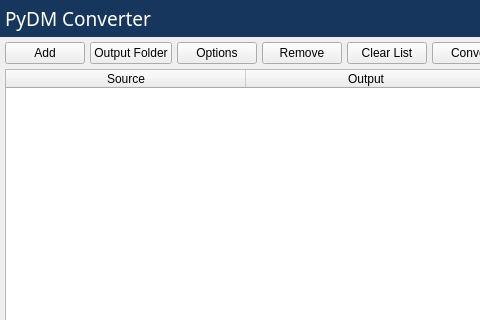
Before: the Qt Designer form app/src/view/main_window.ui in slaclab/pydm-converter-tool, drawn with Qt 5; both pictures show x 0 to 480 and y 0 to 320 of the 750 by 600 pixel window.
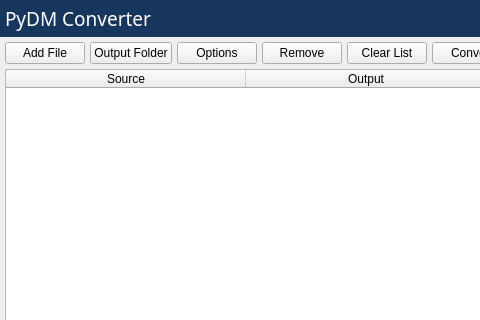
After: the same form once the commit is applied. Icons and pictures are not drawn.

Commit message: ENH: Add filtering on file type, hook Zach's converter into convert button

The edit to the form file:
```diff
--- a/app/src/view/main_window.ui
+++ b/app/src/view/main_window.ui
@@ -89,7 +89,7 @@
        <item>
         <widget class="QPushButton" name="add_item_button">
          <property name="text">
-          <string>Add</string>
+          <string>Add File</string>
          </property>
          <property name="icon">
           <iconset>
```
Left out of the diff: 2 changed lines with no effect on the pictures. The commit also changes 2 other files.
